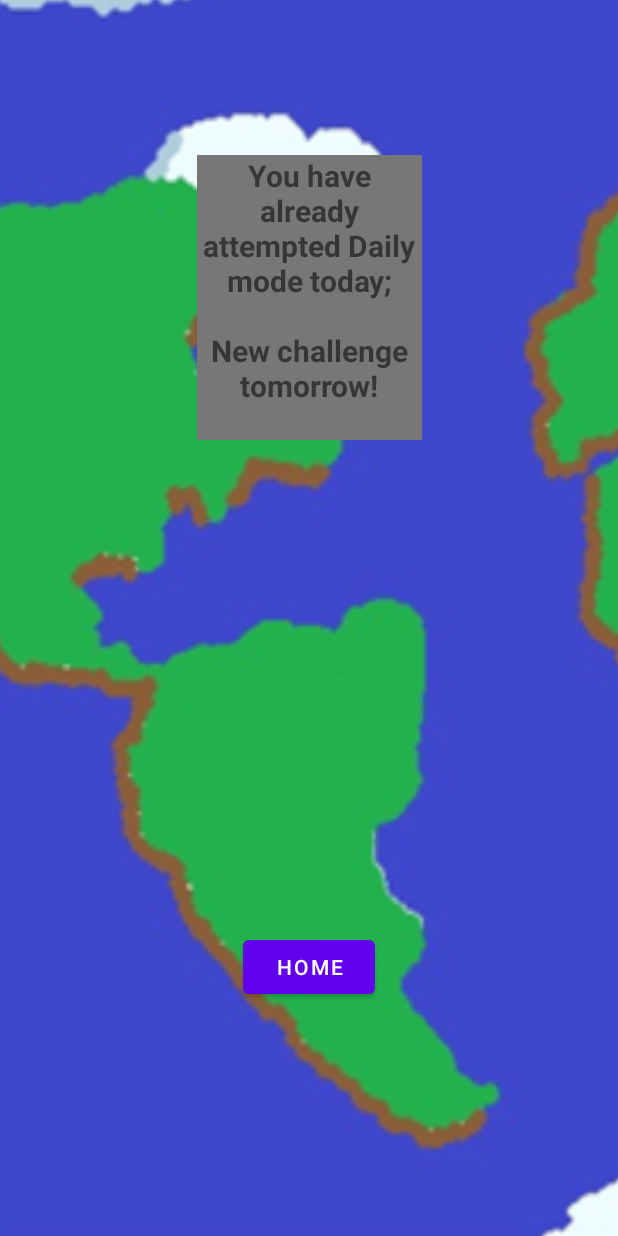
After one commit to mitzaa/COSC345-Helmet, an Android app: the layout activity_attempted_daily_screen.xml on its own in the app's theme, with its tools: preview values and no code run, on a phone screen of 412 x 824 dp. The commit adds this screen. Run offline under Robolectric (Android 15) with nearby library versions, the phone set to English and light mode, and no system bars.

Commit message:
Daily mode implemented; Still ironing out bug to do with starting "AttemptedDailyScreen"

```diff
--- a/culturle/app/src/main/java/com/example/culturle/Stats.kt
+++ b/culturle/app/src/main/java/com/example/culturle/Stats.kt
@@ -48,9 +48,9 @@ class Stats : AppCompatActivity() {
 
         val winStreak = preferenceManager.getIntValue("winStreak",this)
         val winStreakDisplay = findViewById<View>(R.id.winStreakView) as TextView
-        winStreakDisplay.setText("Current \n Streak: \n" + winStreak)
-        //val dateManager = DateManager()
-        //winStreakDisplay.setText(dateManager.getDay() + "\n" + dateManager.getMonth() + "\n" + dateManager.getYear())
+        //winStreakDisplay.setText("Current \n Streak: \n" + winStreak)
+        val dateManager = DateManager()
+        winStreakDisplay.setText("Is new day: " + dateManager.isNewDay(this).toString() + "\nAttempted: " + preferenceManager.getIntValue("attemptedDaily", this))
 
         val bestStreak = preferenceManager.getIntValue("bestStreak",this)
         val bestStreakDisplay = findViewById<View>(R.id.bestStreakView) as TextView
--- a/culturle/app/src/main/java/com/example/culturle/WinScreen.kt
+++ b/culturle/app/src/main/java/com/example/culturle/WinScreen.kt
@@ -40,8 +40,6 @@ class WinScreen : AppCompatActivity() {
 
         val numGuessesDisplay = findViewById<View>(R.id.numGuessesView) as TextView
         numGuessesDisplay.setText("Guesses: " + intent.getIntExtra("numGuesses", 0))
-        //val dateManager = DateManager()
-        //num_guesses_display.setText("isNewDay " + dateManager.isNewDay(this) + "\n date: " + dateManager.getCurrentDate(this))
 
         val todaysCountryDisplay = findViewById<View>(R.id.textView10) as TextView
         todaysCountryDisplay.setText(intent.getStringExtra("todaysCountry"))
--- /dev/null
+++ b/culturle/app/src/main/res/layout/activity_attempted_daily_screen.xml
@@ -0,0 +1,48 @@
+<?xml version="1.0" encoding="utf-8"?>
+<androidx.constraintlayout.widget.ConstraintLayout xmlns:android="http://schemas.android.com/apk/res/android"
+    xmlns:app="http://schemas.android.com/apk/res-auto"
+    xmlns:tools="http://schemas.android.com/tools"
+    android:layout_width="match_parent"
+    android:layout_height="match_parent"
+    tools:context=".AttemptedDailyScreen">
+
+    <ImageView
+        android:id="@+id/background"
+        android:layout_width="436dp"
+        android:layout_height="845dp"
+        app:layout_constraintBottom_toBottomOf="parent"
+        app:layout_constraintEnd_toEndOf="parent"
+        app:layout_constraintHorizontal_bias="0.503"
+        app:layout_constraintStart_toStartOf="parent"
+        app:layout_constraintTop_toTopOf="parent"
+        app:layout_constraintVertical_bias="0.902"
+        app:srcCompat="@drawable/background" />
+
+    <Button
+        android:id="@+id/endHome"
+        android:layout_width="wrap_content"
+        android:layout_height="wrap_content"
+        android:text="Home"
+        app:layout_constraintBottom_toBottomOf="parent"
+        app:layout_constraintEnd_toEndOf="parent"
+        app:layout_constraintHorizontal_bias="0.5"
+        app:layout_constraintStart_toStartOf="parent"
+        app:layout_constraintTop_toTopOf="parent"
+        app:layout_constraintVertical_bias="0.8" />
+
+    <TextView
+        android:id="@+id/alreadyAttemptedText"
+        android:layout_width="150dp"
+        android:layout_height="190dp"
+        android:background="#777777"
+        android:text="You have already attempted Daily mode today;\n\nNew challenge tomorrow!"
+        android:textAlignment="center"
+        android:textSize="20sp"
+        android:textStyle="bold"
+        app:layout_constraintBottom_toBottomOf="parent"
+        app:layout_constraintEnd_toEndOf="parent"
+        app:layout_constraintStart_toStartOf="parent"
+        app:layout_constraintTop_toTopOf="parent"
+        app:layout_constraintVertical_bias="0.163" />
+
+</androidx.constraintlayout.widget.ConstraintLayout>
```
Also changed, not shown: culturle/app/src/main/java/com/example/culturle/AttemptedDailyScreen.kt (added, +30 -0 lines), culturle/app/src/main/java/com/example/culturle/DateManager.kt (+10 -18 lines), culturle/app/src/main/java/com/example/culturle/MainActivity.kt (+3 -6 lines).
